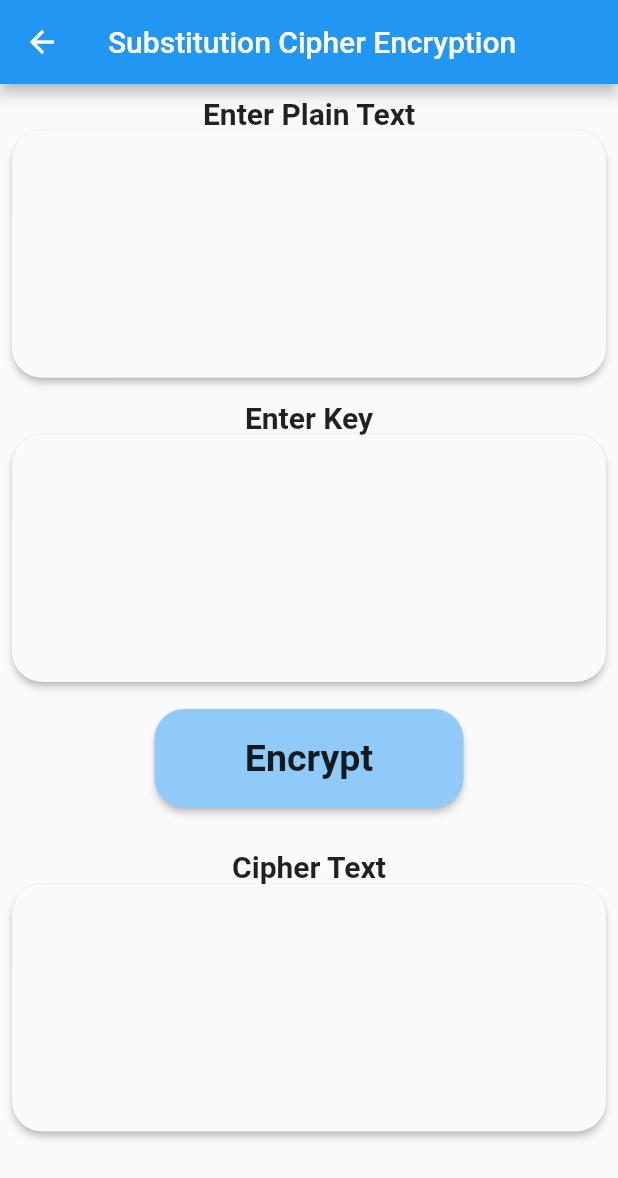
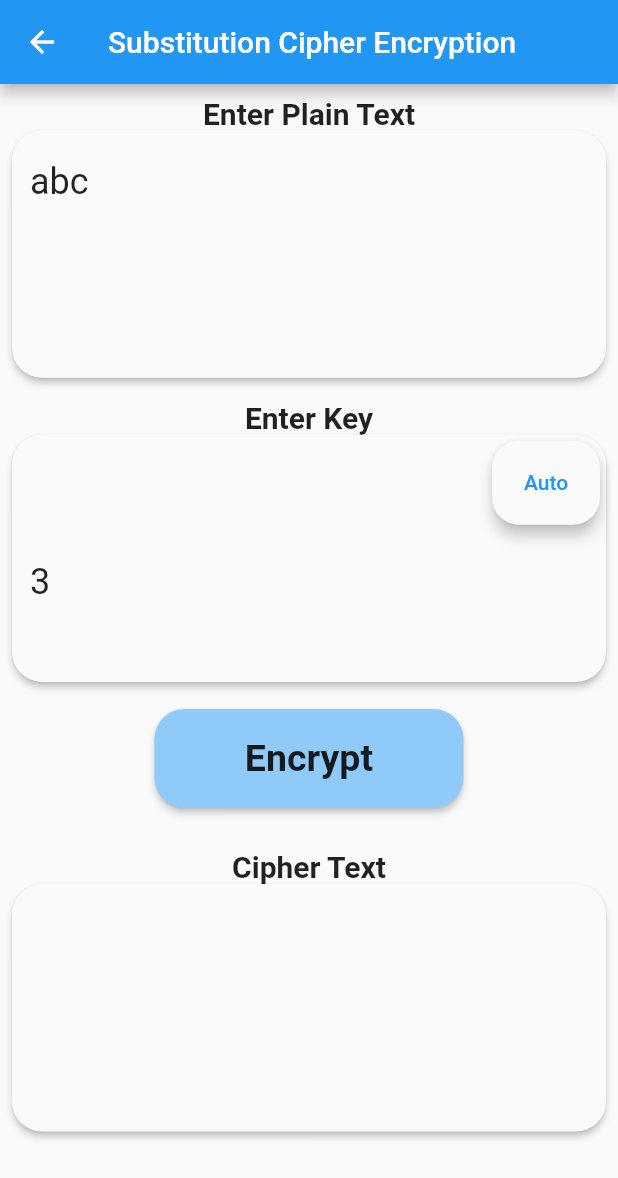
Before and after one commit to Prashant-Bharaj/cipher, a Flutter app: the SubstitutionEncryption screen opened by its route, on a phone screen of 412 x 824 dp. Shown: the top 1178 px of the screen. Run offline on Flutter 3.47's test engine with Material 2 defaults, Android fonts, the phone set to English and light mode, and no system bars.

Commit message:
implement some exception handling and make some change's in UI

```diff
--- a/lib/substitution_cipher/substitution_encryption.dart
+++ b/lib/substitution_cipher/substitution_encryption.dart
@@ -3,9 +3,11 @@ import 'package:cipher/widgets/custom_text.dart';
 import 'package:cipher/widgets/selectable_output.dart';
 import 'package:flutter/material.dart';
 
-TextEditingController ptController = TextEditingController();
-TextEditingController encKeyController = TextEditingController();
-String? cipherText;
+TextEditingController ptController = TextEditingController(text: "abc");
+TextEditingController substitutionCipherEncryptionKeyController =
+    TextEditingController(text: "3");
+String? substitutionCipherText;
+bool isValid = true;
 
 class SubstitutionEncryption extends StatefulWidget {
   const SubstitutionEncryption({Key? key}) : super(key: key);
@@ -39,27 +41,39 @@ class _SubstitutionEncryptionState extends State<SubstitutionEncryption> {
                 text: "Enter Key",
               ),
               CustomField(
-                textEditingController: encKeyController,
+                textEditingController:
+                    substitutionCipherEncryptionKeyController,
                 textInputType: TextInputType.number,
+                autoButton: true,
               ),
               const SizedBox(height: 10.0),
               Center(
                 child: TextButton(
                   onPressed: () {
                     String pt = ptController.text;
-                    String key = encKeyController.text;
-                    String cipherChars="";
-                    int numericKey = int.parse(key);
-                      for(int i = 0 ; i< pt.length; i++){
-                        print("${(pt.codeUnits[i]-97) + numericKey}");
-                        cipherChars += String.fromCharCode((((pt.codeUnits[i]-97) + numericKey)%26)+97);
+                    String key = substitutionCipherEncryptionKeyController.text;
+                    String cipherChars = "";
+
+                    RegExp regExp = RegExp(r"^[a-z]*$");
+                    RegExp regExpKey = RegExp(r"^[0-9]*$");
+                    if (pt.isEmpty ||
+                        key.isEmpty ||
+                        !regExp.hasMatch(pt) ||
+                        !regExpKey.hasMatch(key)) {
+                      isValid = false;
+                      cipherChars = "Invalid Input";
+                    } else {
+                      isValid = true;
+                      int numericKey = int.parse(key);
+                      for (int i = 0; i < pt.length; i++) {
+                        cipherChars += String.fromCharCode(
+                            (((pt.codeUnits[i] - 97) + numericKey) % 26) + 97);
                       }
-
+                    }
                     setState(() {
-                      cipherText = cipherChars;
-                    // print(cipherText);
+                      substitutionCipherText = cipherChars;
+                      // print(cipherText);
                     });
-
                   },
                   child: SizedBox(
                     height: MediaQuery.of(context).size.height * 0.08,
@@ -86,7 +100,8 @@ class _SubstitutionEncryptionState extends State<SubstitutionEncryption> {
                 height: 20.0,
               ),
               const CustomText(text: "Cipher Text"),
-              SelectableOutput(text: cipherText??"",),
+              SelectableOutput(
+                  text: substitutionCipherText ?? "", isValid: isValid),
             ],
           ),
         ),
--- a/lib/vernam_cipher_auto/vernam_decryption_auto.dart
+++ b/lib/vernam_cipher_auto/vernam_decryption_auto.dart
@@ -65,7 +65,7 @@ class _VernamDecryptionAutoState extends State<VernamDecryptionAuto> {
     decKeys.addAll(decKey.split(" "));
     String cipherChars="";
     for(int i = 0 ; i< cText.length; i++){
-      print("${cText.codeUnits[i] ^ int.parse(decKeys[i])}");
+      // print("${cText.codeUnits[i] ^ int.parse(decKeys[i])}");
       cipherChars += String.fromCharCode(cText.codeUnits[i] ^ int.parse(decKeys[i]));
     }
     setState(() {
--- a/lib/widgets/custom_field.dart
+++ b/lib/widgets/custom_field.dart
@@ -1,13 +1,18 @@
+import 'dart:math';
+
+import 'package:cipher/substitution_cipher/substitution_encryption.dart';
 import 'package:flutter/material.dart';
 
 class CustomField extends StatelessWidget {
   final TextEditingController textEditingController;
   final TextInputType? textInputType;
+  final bool? autoButton;
   // final String defaultValue;
   const CustomField({
     Key? key,
     required this.textEditingController,
     this.textInputType,
+    this.autoButton,
     // required this.defaultValue,
   }) : super(key: key);
 
@@ -18,18 +23,38 @@ class CustomField extends StatelessWidget {
       elevation: 2.0,
       child: SizedBox(
         height: MediaQuery.of(context).size.height * 0.2,
-        child: TextFormField(
-          controller: textEditingController,
-          keyboardType: textInputType ?? TextInputType.text,
-          style: const TextStyle(fontSize: 24.0),
-          // validator: (value) {
-          //   if (value!.isEmpty) {
-          //     return "Please enter some text";
-          //   }
-          //   return null;
-          // },
-          decoration: const InputDecoration(
-              border: OutlineInputBorder(borderSide: BorderSide.none)),
+        child: Column(
+          children: [
+            if(autoButton != null)
+              Row(
+                mainAxisAlignment: MainAxisAlignment.end,
+              children: [
+                Padding(
+                  padding: const EdgeInsets.all(4.0),
+                  child: Material(
+                    borderRadius: BorderRadius.circular(18.0),
+                    elevation:4.0,
+                    child: Padding(
+                      padding: const EdgeInsets.all(4.0),
+                      child: TextButton(child: Text("Auto"),
+                        onPressed: (){
+                        Random r = Random();
+                          substitutionCipherEncryptionKeyController.text = r.nextInt(27).toString();
+                        },
+                      ),
+                    ),
+                  ),
+                )
+              ],
+            ),
+            TextFormField(
+              controller: textEditingController,
+              keyboardType: textInputType ?? TextInputType.text,
+              style: const TextStyle(fontSize: 24.0),
+              decoration: const InputDecoration(
+                  border: OutlineInputBorder(borderSide: BorderSide.none)),
+            ),
+          ],
         ),
       ),
     );
--- a/lib/widgets/selectable_output.dart
+++ b/lib/widgets/selectable_output.dart
@@ -3,8 +3,9 @@ import 'package:flutter/material.dart';
 class SelectableOutput extends StatelessWidget {
   final double? height;
   final String text;
+  final bool? isValid;
   const SelectableOutput({
-    Key? key, required this.text, this.height,
+    Key? key, required this.text, this.height, this.isValid=true,
   }) : super(key: key);
 
   @override
@@ -22,7 +23,7 @@ class SelectableOutput extends StatelessWidget {
             child: SelectableText(
               text,
               style:
-              const TextStyle(fontSize: 30.0, color: Colors.blue),
+              TextStyle(fontSize: 30.0, color: isValid == true? Colors.blue : Colors.red),
             ),
           ),
         ),
```
Also changed, not shown: lib/Vernam_cipher/vernam_decryption.dart (+10 -5 lines), lib/Vernam_cipher/vernam_encryption.dart (+9 -3 lines), lib/affine_cipher/affine_decryption.dart (+11 -4 lines), lib/affine_cipher/affine_encryption.dart (+14 -5 lines), lib/substitution_cipher/substitution_decryption.dart (+17 -7 lines), lib/vernam_cipher_auto/vernam_encryption_auto.dart (+16 -7 lines), lib/vigener_cipher/vigener_decryption.dart (+12 -3 lines), lib/vigener_cipher/vigener_encryption.dart (+9 -3 lines).
